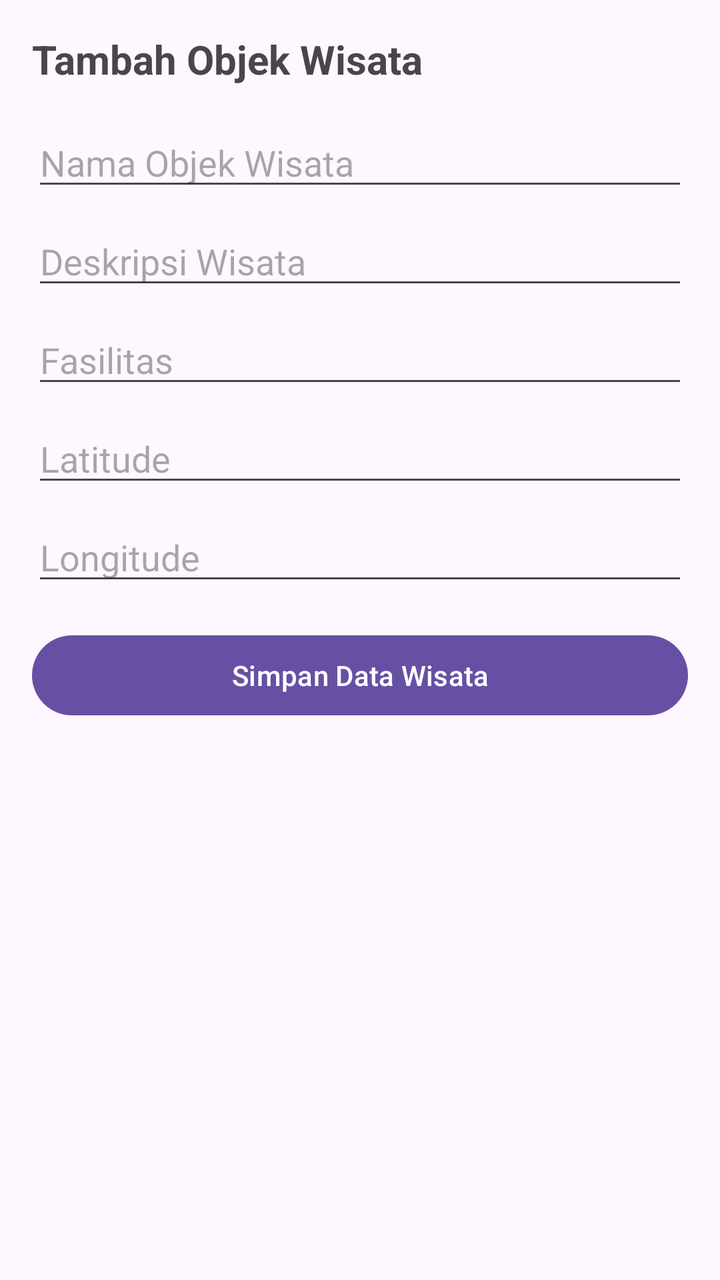
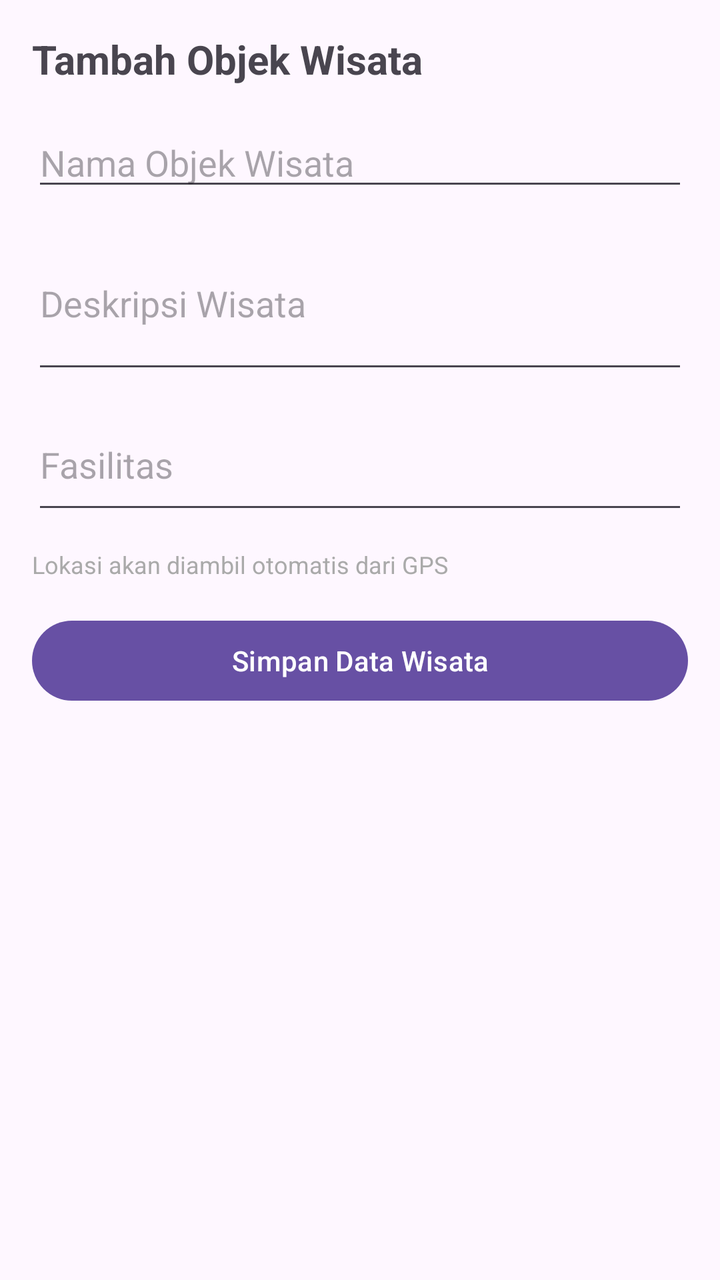

The first picture is an Android layout as it rendered before a commit; the second is the same layout after the commit. The layout source and the unified diff follow.
<!-- AndroidManifest.xml: application theme Theme.PmobileProjeck -->
<!-- res/layout/activity_add_wisata.xml -->
<?xml version="1.0" encoding="utf-8"?>
<ScrollView xmlns:android="http://schemas.android.com/apk/res/android"
    android:layout_width="match_parent"
    android:layout_height="match_parent">

    <LinearLayout
        android:layout_width="match_parent"
        android:layout_height="wrap_content"
        android:orientation="vertical"
        android:padding="16dp">

        <TextView
            android:layout_width="wrap_content"
            android:layout_height="wrap_content"
            android:text="Tambah Objek Wisata"
            android:textSize="20sp"
            android:textStyle="bold"
            android:layout_marginBottom="16dp"/>

        <EditText
            android:id="@+id/etNama"
            android:layout_width="match_parent"
            android:layout_height="wrap_content"
            android:hint="Nama Objek Wisata"/>

        <EditText
            android:id="@+id/etDeskripsi"
            android:layout_width="match_parent"
            android:layout_height="wrap_content"
            android:hint="Deskripsi Wisata"
            android:layout_marginTop="8dp"/>

        <EditText
            android:id="@+id/etFasilitas"
            android:layout_width="match_parent"
            android:layout_height="wrap_content"
            android:hint="Fasilitas"
            android:layout_marginTop="8dp"/>

        <EditText
            android:id="@+id/etLat"
            android:layout_width="match_parent"
            android:layout_height="wrap_content"
            android:hint="Latitude"
            android:inputType="numberDecimal"
            android:layout_marginTop="8dp"/>

        <EditText
            android:id="@+id/etLng"
            android:layout_width="match_parent"
            android:layout_height="wrap_content"
            android:hint="Longitude"
            android:inputType="numberDecimal"
            android:layout_marginTop="8dp"/>

        <Button
            android:id="@+id/btnSimpan"
            android:layout_width="match_parent"
            android:layout_height="wrap_content"
            android:text="Simpan Data Wisata"
            android:layout_marginTop="16dp"/>

    </LinearLayout>
</ScrollView>
<!-- resources referenced by this layout -->
<resources>
  <style name="Theme.PmobileProjeck" parent="Base.Theme.PmobileProjeck" />
  <style name="Base.Theme.PmobileProjeck" parent="Theme.Material3.DayNight.NoActionBar">
          
          
      </style>
</resources>

<!-- the commit's change to res/layout/activity_add_wisata.xml (unified diff, before → after) -->
@@ -15,50 +15,48 @@
             android:text="Tambah Objek Wisata"
             android:textSize="20sp"
             android:textStyle="bold"
-            android:layout_marginBottom="16dp"/>
+            android:layout_marginBottom="16dp" />
 
         <EditText
             android:id="@+id/etNama"
             android:layout_width="match_parent"
             android:layout_height="wrap_content"
-            android:hint="Nama Objek Wisata"/>
+            android:hint="Nama Objek Wisata"
+            android:inputType="textPersonName" />
 
         <EditText
             android:id="@+id/etDeskripsi"
             android:layout_width="match_parent"
             android:layout_height="wrap_content"
             android:hint="Deskripsi Wisata"
-            android:layout_marginTop="8dp"/>
+            android:layout_marginTop="8dp"
+            android:inputType="textMultiLine"
+            android:minLines="3" />
 
         <EditText
             android:id="@+id/etFasilitas"
             android:layout_width="match_parent"
             android:layout_height="wrap_content"
             android:hint="Fasilitas"
-            android:layout_marginTop="8dp"/>
+            android:layout_marginTop="8dp"
+            android:inputType="textMultiLine"
+            android:minLines="2" />
 
-        <EditText
-            android:id="@+id/etLat"
-            android:layout_width="match_parent"
+        
+        <TextView
+            android:layout_width="wrap_content"
             android:layout_height="wrap_content"
-            android:hint="Latitude"
-            android:inputType="numberDecimal"
-            android:layout_marginTop="8dp"/>
-
-        <EditText
-            android:id="@+id/etLng"
-            android:layout_width="match_parent"
-            android:layout_height="wrap_content"
-            android:hint="Longitude"
-            android:inputType="numberDecimal"
-            android:layout_marginTop="8dp"/>
+            android:text="Lokasi akan diambil otomatis dari GPS"
+            android:textSize="12sp"
+            android:textColor="@android:color/darker_gray"
+            android:layout_marginTop="12dp" />
 
         <Button
             android:id="@+id/btnSimpan"
             android:layout_width="match_parent"
             android:layout_height="wrap_content"
             android:text="Simpan Data Wisata"
-            android:layout_marginTop="16dp"/>
+            android:layout_marginTop="16dp" />
 
     </LinearLayout>
 </ScrollView>
